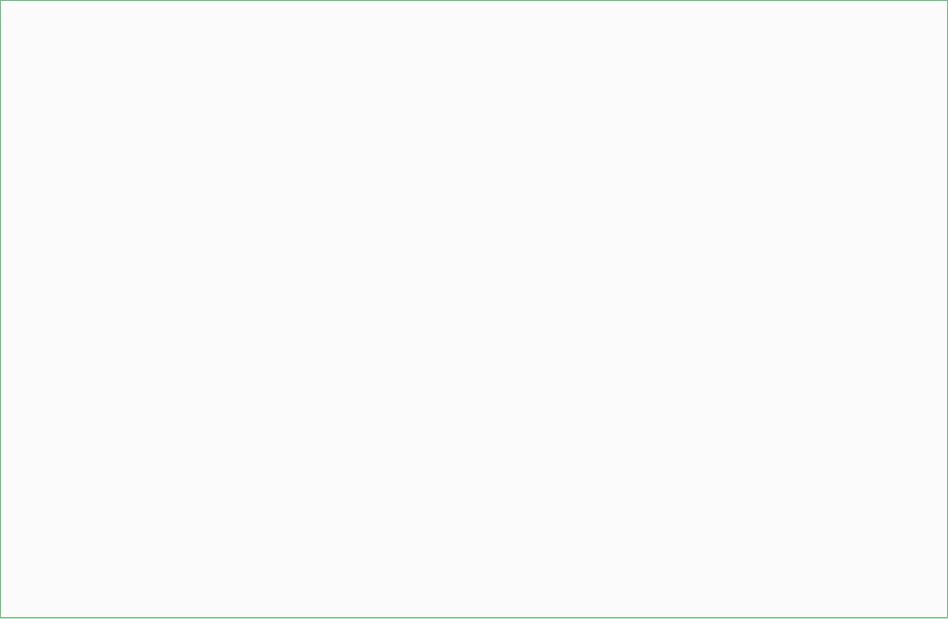
Before: the Qt Designer form ui/stationtabwidget.ui in afrankenthal/Monicelli, drawn with Qt 5.
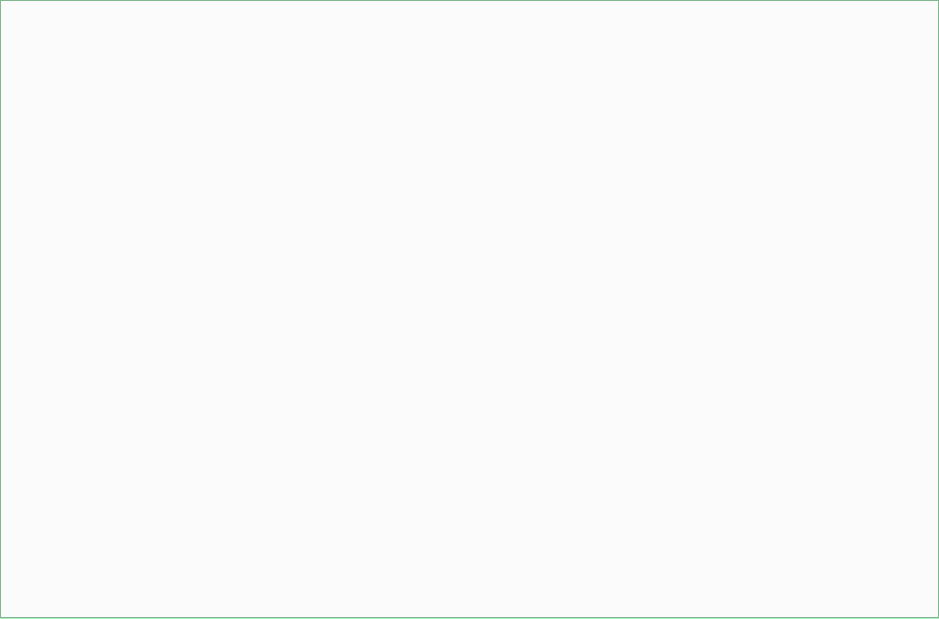
After: the same form once the commit is applied.

What changed in the file:
```diff
--- a/ui/stationtabwidget.ui
+++ b/ui/stationtabwidget.ui
@@ -6,7 +6,7 @@
    <rect>
     <x>0</x>
     <y>0</y>
-    <width>948</width>
+    <width>939</width>
     <height>619</height>
    </rect>
   </property>
```
